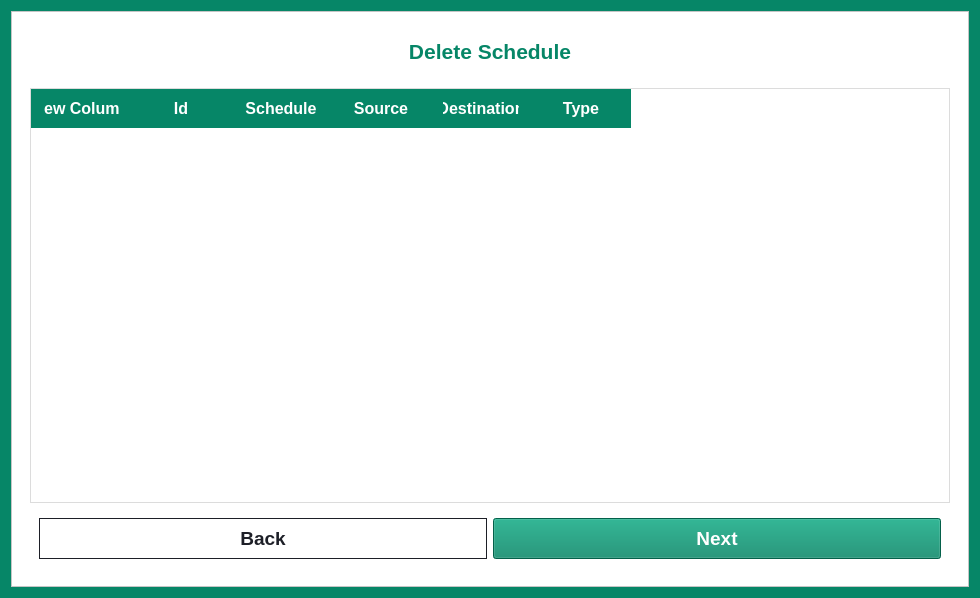
This is src/gui/dialog/delete_schedule_dialog.ui in HPE-Backup-and-Recovery-System/ResilioZ as Qt 5 draws it before an edit. The edited form follows.
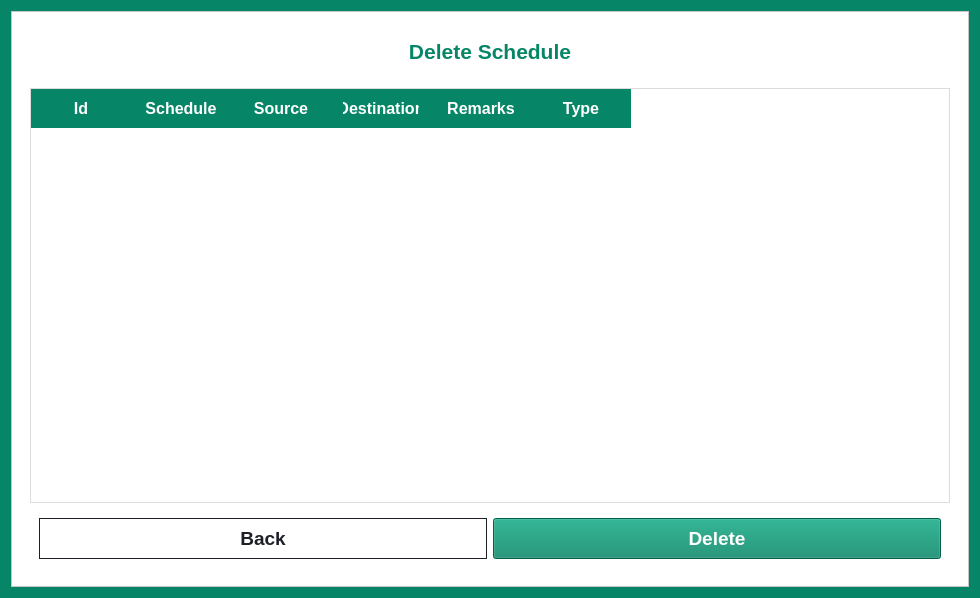
This is the edited form.

Commit message: GUI scheduler integration, pending repo use

What changed in the file:
```diff
--- a/src/gui/dialog/delete_schedule_dialog.ui
+++ b/src/gui/dialog/delete_schedule_dialog.ui
@@ -208,11 +208,6 @@
 }
 </string>
            </property>
-           <column>
-            <property name="text">
-             <string>New Column</string>
-            </property>
-           </column>
            <column>
             <property name="text">
              <string>Id</string>
@@ -233,6 +228,11 @@
              <string>Destination</string>
             </property>
            </column>
+           <column>
+            <property name="text">
+             <string>Remarks</string>
+            </property>
+           </column>
            <column>
             <property name="text">
              <string>Type</string>
@@ -263,6 +263,10 @@
 	background: lightgrey;
 	color: darkgrey;
 	border: none;
+}
+
+QPushButton#nextButton:disabled {
+	background: grey;
 }</string>
            </property>
            <property name="frameShape">
@@ -288,7 +292,7 @@
                <bool>true</bool>
               </property>
               <property name="text">
-               <string>Next</string>
+               <string>Delete</string>
               </property>
              </widget>
             </item>
```
Left out of the diff: 2 changed lines with no effect on the pictures. The commit also changes 6 other files.
